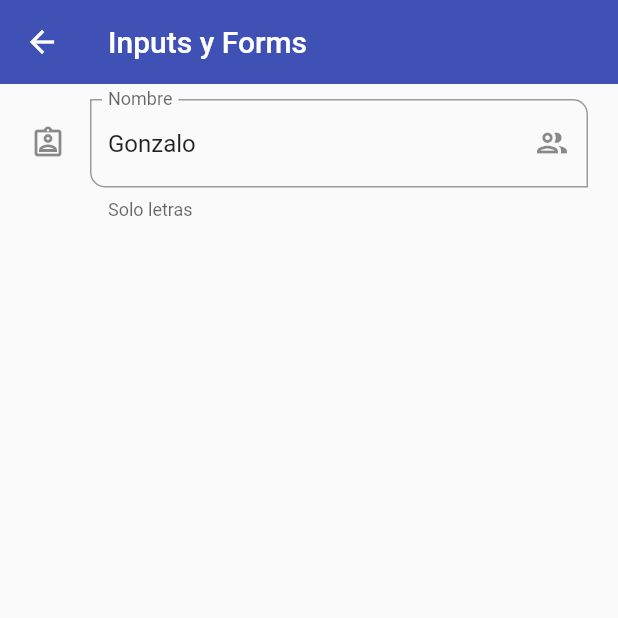
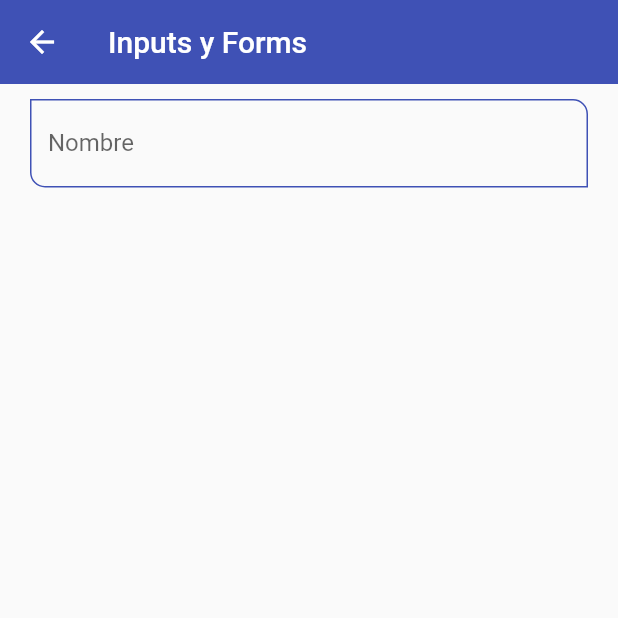
Before and after one commit to lgramirez/flutter-counter-app, a Flutter app: the InputsScreen screen opened by its route, on a phone screen of 412 x 824 dp, the top half of it. Run offline on Flutter 3.47's test engine with Material 2 defaults, Android fonts, the phone set to English and light mode, and no system bars.

Commit message:
Centralize input style

```diff
--- a/lib/screens/inputs_screen.dart
+++ b/lib/screens/inputs_screen.dart
@@ -1,3 +1,4 @@
+import 'package:fl_components/widgets/widgets.dart';
 import 'package:flutter/material.dart';
 
 class InputsScreen extends StatelessWidget {
@@ -13,29 +14,10 @@ class InputsScreen extends StatelessWidget {
         child: Padding(
           padding: const EdgeInsets.symmetric(horizontal: 20, vertical: 10),
           child: Column(
-            children: [
-              TextFormField(
-                autofocus: false,
-                initialValue: 'Gonzalo',
-                textCapitalization: TextCapitalization.words,
-                onChanged: (value) => {print('value: $value')},
-                validator: (value) {
-                  if (value == null) return 'Este campo es requerido';
-                  return value.length < 3 ? 'Minimo de 3 letras' : null;
-                },
-                autovalidateMode: AutovalidateMode.onUserInteraction,
-                decoration: const InputDecoration(
-                    hintText: 'Nombre del usuario',
-                    labelText: 'Nombre',
-                    helperText: 'Solo letras',
-                    // prefixIcon: Icon(Icons.verified_user_outlined),
-                    suffixIcon: Icon(Icons.group_outlined),
-                    icon: Icon(Icons.assignment_ind_outlined),
-                    border: OutlineInputBorder(
-                        borderRadius: BorderRadius.only(
-                      bottomLeft: Radius.circular(10),
-                      topRight: Radius.circular(10),
-                    ))),
+            children: const [
+              CustomInputField(
+                labelText: 'Nombre',
+                hintText: 'Nombre del Usuario',
               )
             ],
           ),
--- a/lib/theme/app_theme.dart
+++ b/lib/theme/app_theme.dart
@@ -20,7 +20,24 @@ class AppTheme {
           style: ElevatedButton.styleFrom(
               backgroundColor: primary,
               shape: const StadiumBorder(),
-              elevation: 0)));
+              elevation: 0)),
+      inputDecorationTheme: const InputDecorationTheme(
+          floatingLabelStyle: TextStyle(color: primary),
+          enabledBorder: OutlineInputBorder(
+              borderSide: BorderSide(color: primary),
+              borderRadius: BorderRadius.only(
+                  bottomLeft: Radius.circular(10),
+                  topRight: Radius.circular(10))),
+          focusedBorder: OutlineInputBorder(
+              borderSide: BorderSide(color: primary),
+              borderRadius: BorderRadius.only(
+                  bottomLeft: Radius.circular(10),
+                  topRight: Radius.circular(10))),
+          border: OutlineInputBorder(
+              borderSide: BorderSide(color: primary),
+              borderRadius: BorderRadius.only(
+                  bottomLeft: Radius.circular(10),
+                  topRight: Radius.circular(10)))));
 
   static final ThemeData darkTheme = ThemeData.dark().copyWith(
       // color primario
@@ -41,5 +58,22 @@ class AppTheme {
           style: ElevatedButton.styleFrom(
               backgroundColor: primary,
               shape: const StadiumBorder(),
-              elevation: 0)));
+              elevation: 0)),
+      inputDecorationTheme: const InputDecorationTheme(
+          floatingLabelStyle: TextStyle(color: primary),
+          enabledBorder: OutlineInputBorder(
+              borderSide: BorderSide(color: primary),
+              borderRadius: BorderRadius.only(
+                  bottomLeft: Radius.circular(10),
+                  topRight: Radius.circular(10))),
+          focusedBorder: OutlineInputBorder(
+              borderSide: BorderSide(color: primary),
+              borderRadius: BorderRadius.only(
+                  bottomLeft: Radius.circular(10),
+                  topRight: Radius.circular(10))),
+          border: OutlineInputBorder(
+              borderSide: BorderSide(color: primary),
+              borderRadius: BorderRadius.only(
+                  bottomLeft: Radius.circular(10),
+                  topRight: Radius.circular(10)))));
 }
--- /dev/null
+++ b/lib/widgets/custom_input_field.dart
@@ -0,0 +1,40 @@
+import 'package:flutter/material.dart';
+
+class CustomInputField extends StatelessWidget {
+  final String? hintText;
+  final String? labelText;
+  final String? helperText;
+  final IconData? icon;
+  final IconData? suffixIcon;
+
+  const CustomInputField({
+    super.key,
+    this.hintText,
+    this.labelText,
+    this.helperText,
+    this.icon,
+    this.suffixIcon,
+  });
+
+  @override
+  Widget build(BuildContext context) {
+    return TextFormField(
+      autofocus: false,
+      initialValue: '',
+      textCapitalization: TextCapitalization.words,
+      onChanged: (value) => {print('value: $value')},
+      validator: (value) {
+        if (value == null) return 'Este campo es requerido';
+        return value.length < 3 ? 'Minimo de 3 letras' : null;
+      },
+      autovalidateMode: AutovalidateMode.onUserInteraction,
+      decoration: InputDecoration(
+        hintText: hintText,
+        labelText: labelText,
+        helperText: helperText,
+        suffixIcon: suffixIcon == null ? null : Icon(suffixIcon),
+        icon: icon == null ? null : Icon(icon),
+      ),
+    );
+  }
+}
--- a/lib/widgets/widgets.dart
+++ b/lib/widgets/widgets.dart
@@ -1,2 +1,3 @@
 export 'package:fl_components/widgets/custom_card_type_1.dart';
 export 'package:fl_components/widgets/custom_card_type_2.dart';
+export 'package:fl_components/widgets/custom_input_field.dart';
```
